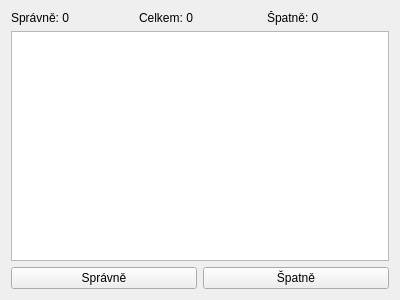
First picture: the form in hra.ui, repository jjunior776/Barvicky, before the edit.
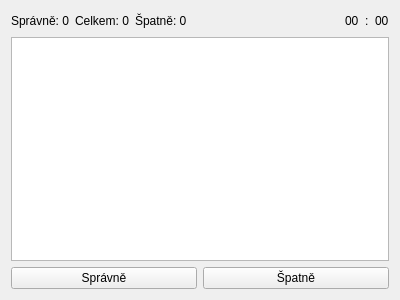
Second picture: the form after the edit.

The edit to the form file:
```diff
--- a/hra.ui
+++ b/hra.ui
@@ -38,6 +38,40 @@
         </property>
        </widget>
       </item>
+      <item>
+       <spacer name="horizontalSpacer">
+        <property name="orientation">
+         <enum>Qt::Horizontal</enum>
+        </property>
+        <property name="sizeHint" stdset="0">
+         <size>
+          <width>40</width>
+          <height>20</height>
+         </size>
+        </property>
+       </spacer>
+      </item>
+      <item>
+       <widget class="QLabel" name="minutyText">
+        <property name="text">
+         <string>00</string>
+        </property>
+       </widget>
+      </item>
+      <item>
+       <widget class="QLabel" name="label">
+        <property name="text">
+         <string>:</string>
+        </property>
+       </widget>
+      </item>
+      <item>
+       <widget class="QLabel" name="sekundyText">
+        <property name="text">
+         <string>00</string>
+        </property>
+       </widget>
+      </item>
      </layout>
     </item>
     <item>
```
